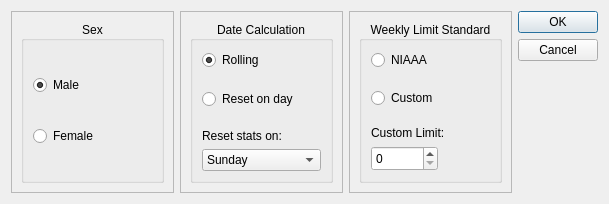
This is src/user_settings.ui in minorsecond/BuzzBot as Qt 5 draws it before an edit. The edited form follows.
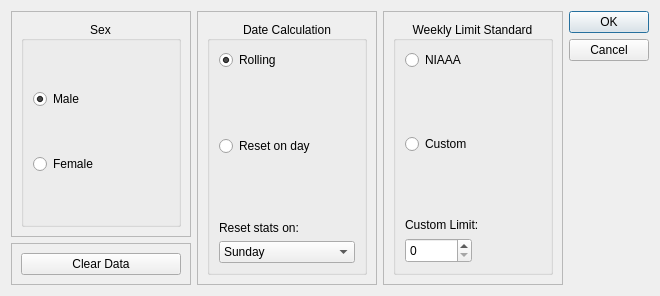
This is the edited form.

Commit message: Add script to build gui files & add truncate button to UI

```diff
--- a/src/user_settings.ui
+++ b/src/user_settings.ui
@@ -6,8 +6,8 @@
    <rect>
     <x>0</x>
     <y>0</y>
-    <width>609</width>
-    <height>204</height>
+    <width>660</width>
+    <height>296</height>
    </rect>
   </property>
   <property name="windowTitle">
@@ -71,7 +71,26 @@
      </property>
     </widget>
    </item>
-   <item row="0" column="1">
+   <item row="1" column="0">
+    <widget class="QFrame" name="frame_3">
+     <property name="frameShape">
+      <enum>QFrame::StyledPanel</enum>
+     </property>
+     <property name="frameShadow">
+      <enum>QFrame::Raised</enum>
+     </property>
+     <layout class="QGridLayout" name="gridLayout_8">
+      <item row="0" column="1">
+       <widget class="QPushButton" name="clearDataButton">
+        <property name="text">
+         <string>Clear Data</string>
+        </property>
+       </widget>
+      </item>
+     </layout>
+    </widget>
+   </item>
+   <item row="0" column="1" rowspan="2">
     <widget class="QFrame" name="frame_2">
      <property name="frameShape">
       <enum>QFrame::StyledPanel</enum>
@@ -190,7 +209,7 @@
      </layout>
     </widget>
    </item>
-   <item row="0" column="2">
+   <item row="0" column="2" rowspan="2">
     <widget class="QFrame" name="weeklyLimitFrame">
      <property name="frameShape">
       <enum>QFrame::StyledPanel</enum>
```
Left out of the diff: 66 changed lines with no effect on the pictures. The commit also changes 6 other files.
